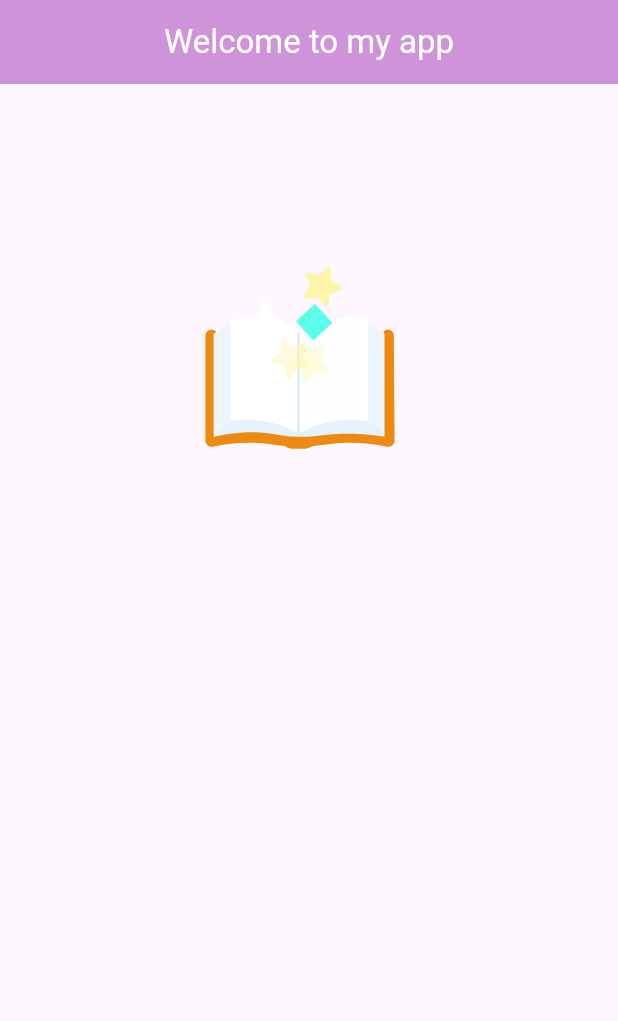
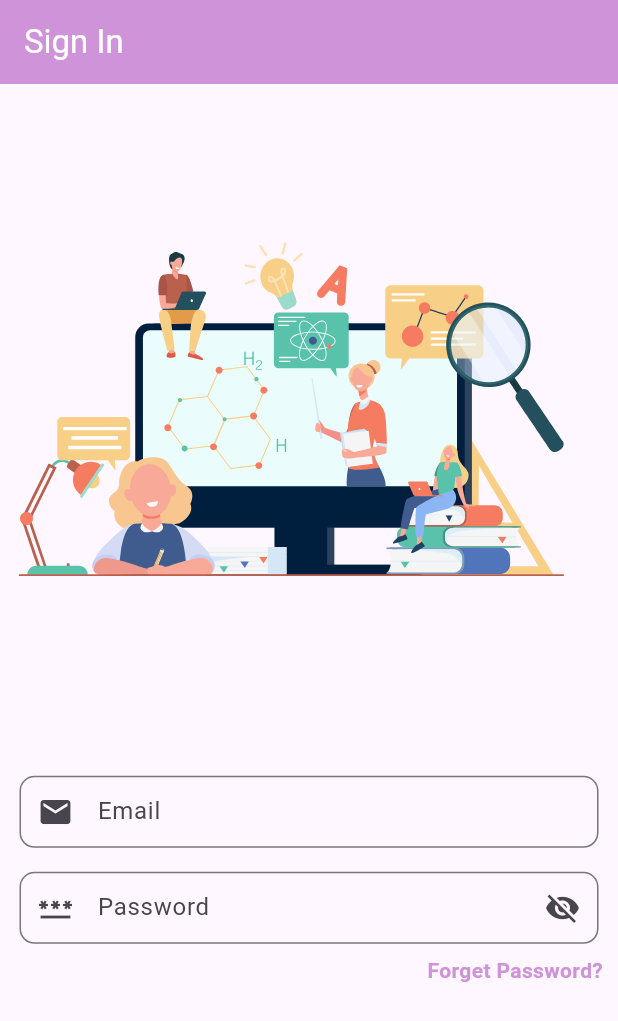
Before and after one commit to noorsaleh2002/Graduation-project, a Flutter app: the screen it shows after launch, on a phone screen of 412 x 824 dp. Shown: the top 1021 px of the screen. Run offline on Flutter 3.47's test engine with Material 3 defaults, Android fonts, the phone set to English and light mode, and no system bars; our stand-ins replace flutter_keyboard_visibility, get, lottie.

Commit message:
Sign in + welcom

```diff
--- a/Graduatoin project/analysis_options.yaml
+++ b/Graduatoin project/analysis_options.yaml
@@ -7,6 +7,9 @@
 
 # The following line activates a set of recommended lints for Flutter apps,
 # packages, and plugins designed to encourage good coding practices.
+analyzer:
+  errors:
+    avoid_unnecessary_containers: ignore
 include: package:flutter_lints/flutter.yaml
 
 linter:
--- /dev/null
+++ b/Graduatoin project/lib/Screens/auth-ui/sign-in-screen.dart
@@ -0,0 +1,90 @@
+// ignore_for_file: prefer_const_constructors, avoid_unnecessary_containers, prefer_const_literals_to_create_immutables
+
+import 'package:flutter/material.dart';
+import 'package:flutter_keyboard_visibility/flutter_keyboard_visibility.dart';
+import 'package:get/get.dart';
+import 'package:gp_2/utils/App_constant.dart';
+import 'package:lottie/lottie.dart';
+
+class SignInScreen extends StatefulWidget {
+  const SignInScreen({super.key});
+
+  @override
+  State<SignInScreen> createState() => _SignInScreenState();
+}
+
+class _SignInScreenState extends State<SignInScreen> {
+  @override
+  Widget build(BuildContext context) {
+    return KeyboardVisibilityBuilder(builder: (context, isKeyboardVisible) {
+      return Scaffold(
+        appBar: AppBar(
+          backgroundColor: AppConstant.appMainColor,
+          title: Text(
+            "Sign In",
+            style: TextStyle(
+              color: AppConstant.appTextColor,
+            ),
+          ),
+        ),
+        body: Container(
+          child: Column(
+            children: [
+              isKeyboardVisible
+                  ? Text("Welcom to my app")
+                  : Column(
+                      children: [Lottie.asset('assests/images/start.json')],
+                    ),
+              SizedBox(
+                height: Get.height / 20,
+              ),
+              Container(
+                  margin: EdgeInsets.symmetric(horizontal: 5.0),
+                  width: Get.width,
+                  child: Padding(
+                    padding: const EdgeInsets.all(8.0),
+                    child: TextFormField(
+                      cursorColor: AppConstant.appMainColor,
+                      keyboardType: TextInputType.emailAddress,
+                      decoration: InputDecoration(
+                          hintText: "Email",
+                          prefixIcon: Icon(Icons.email),
+                          contentPadding: EdgeInsets.only(top: 2.0, left: 8.0),
+                          border: OutlineInputBorder(
+                              borderRadius: BorderRadius.circular(10.0))),
+                    ),
+                  )),
+              Container(
+                  margin: EdgeInsets.symmetric(horizontal: 5.0),
+                  width: Get.width,
+                  child: Padding(
+                    padding: const EdgeInsets.all(8.0),
+                    child: TextFormField(
+                      cursorColor: AppConstant.appMainColor,
+                      keyboardType: TextInputType.emailAddress,
+                      decoration: InputDecoration(
+                          hintText: "Password",
+                          prefixIcon: Icon(Icons.password),
+                          suffixIcon: Icon(Icons.visibility_off),
+                          contentPadding: EdgeInsets.only(top: 2.0, left: 8.0),
+                          border: OutlineInputBorder(
+                              borderRadius: BorderRadius.circular(10.0))),
+                    ),
+                  )),
+              Container(
+                margin: EdgeInsets.symmetric(horizontal: 10.0),
+                alignment: Alignment.centerRight,
+                child: Text(
+                  "Forget Password?",
+                  style: TextStyle(
+                      color: AppConstant.appMainColor,
+                      fontWeight: FontWeight.bold),
+                ),
+              )
+            ],
+          ),
+        ),
+      );
+    });
+  }
+}
--- a/Graduatoin project/lib/main.dart
+++ b/Graduatoin project/lib/main.dart
@@ -2,6 +2,7 @@ import 'package:flutter/material.dart';
 import 'package:get/get.dart';
 import 'package:gp_2/Screens/auth-ui/splash-screen.dart';
 
+import 'Screens/auth-ui/sign-in-screen.dart';
 import 'Screens/main_screen.dart';
 
 void main() {
@@ -20,7 +21,7 @@ class MyApp extends StatelessWidget {
         colorScheme: ColorScheme.fromSeed(seedColor: Colors.deepPurple),
         useMaterial3: true,
       ),
-      home: const SplashScreen(),
+      home: const SignInScreen(),
     );
   }
 }
--- a/Graduatoin project/pubspec.yaml
+++ b/Graduatoin project/pubspec.yaml
@@ -37,6 +37,7 @@ dependencies:
   cupertino_icons: ^1.0.8
   lottie: ^3.2.0
   get: ^4.7.2
+  flutter_keyboard_visibility: ^6.0.0
 
 dev_dependencies:
   flutter_test:
```
Also changed, not shown: Graduatoin project/lib/Screens/auth-ui/welcom-scren.dart (+53 -0 lines), Graduatoin project/assests/images/email.jpeg (added), Graduatoin project/assests/images/google.jpeg (added), Graduatoin project/pubspec.lock.
